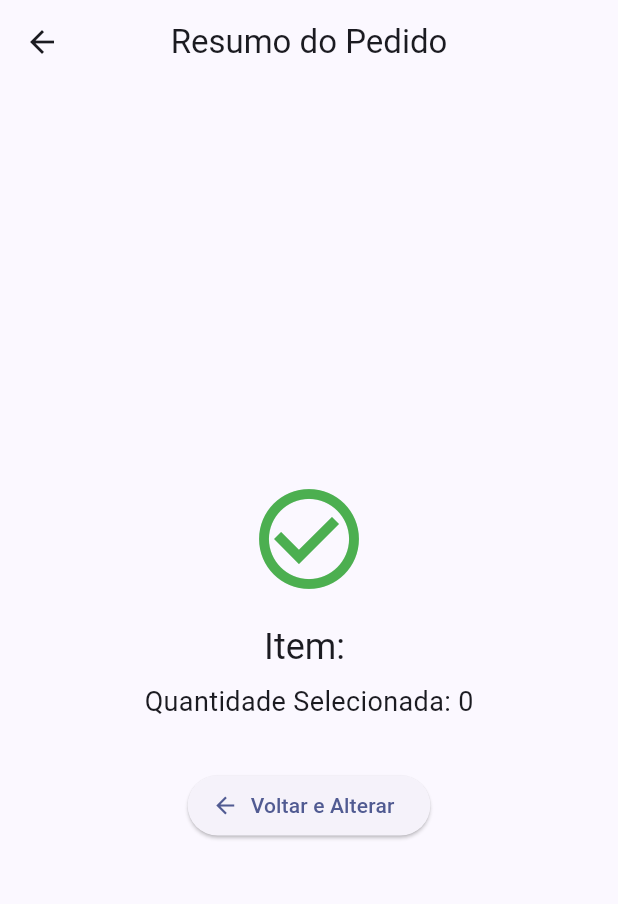
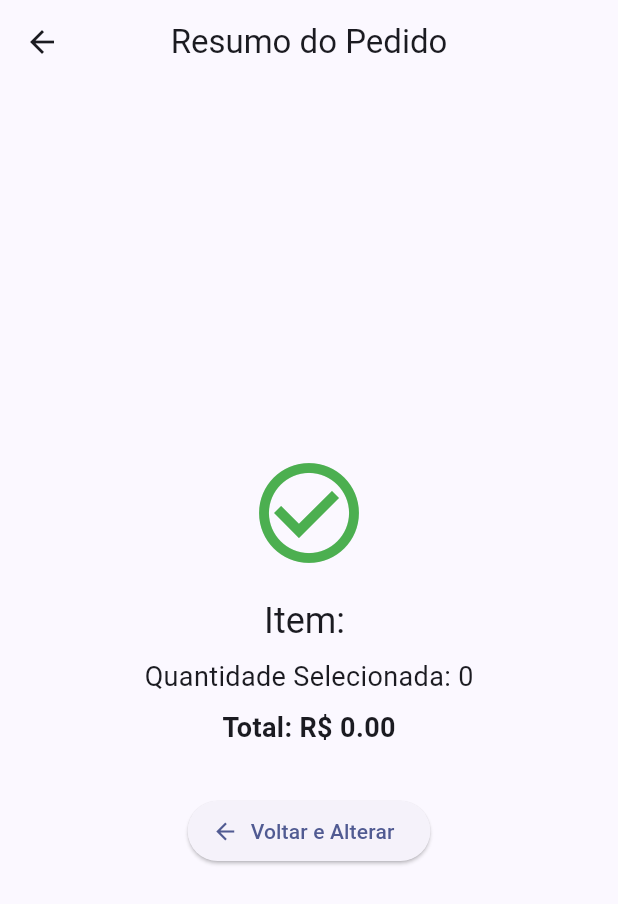
Before and after one commit to ViniciusBovo/Telacontador, a Flutter app: the TelaResumo screen opened directly with empty values, on a phone screen of 412 x 824 dp. Shown: the top 904 px of the screen. Run offline on Flutter 3.47's test engine with Material 3 defaults, Android fonts, the phone set to English and light mode, and no system bars.

Commit message:
feat: calcula e exibe valor total do pedido

```diff
--- a/lib/main.dart
+++ b/lib/main.dart
@@ -31,7 +31,8 @@ class TelaContador extends StatefulWidget {
 
 class _TelaContadorState extends State<TelaContador> {
   int _quantidade = 1;
-  final String _nomeProduto = 'Iphone 17 Pro Max';
+  final String _nomeProduto = 'Smartphone Galaxy S24';
+  final double _precoUnitario = 150.00;
 
   void _incrementar() {
     setState(() {
@@ -49,7 +50,7 @@ class _TelaContadorState extends State<TelaContador> {
 
   void _zerar() {
     setState(() {
-      _quantidade = 0;
+      _quantidade = 1;
     });
   }
 
@@ -105,6 +106,7 @@ class _TelaContadorState extends State<TelaContador> {
                       builder: (context) => TelaResumo(
                         item: _nomeProduto,
                         quantidade: _quantidade,
+                        total: _quantidade * _precoUnitario,
                       ),
                     ),
                   );
--- a/lib/tela_resumo.dart
+++ b/lib/tela_resumo.dart
@@ -3,24 +3,29 @@ import 'package:flutter/material.dart';
 class TelaResumo extends StatelessWidget {
   final String item;
   final int quantidade;
+  final double total;
 
-  const TelaResumo({super.key, required this.item, required this.quantidade});
+  const TelaResumo({
+    super.key,
+    required this.item,
+    required this.quantidade,
+    required this.total,
+  });
 
   @override
   Widget build(BuildContext context) {
     return Scaffold(
-      appBar: AppBar(title: const Text('Resumo do Pedido'), centerTitle: true),
+      appBar: AppBar(
+        title: const Text('Resumo do Pedido'),
+        centerTitle: true,
+      ),
       body: Center(
         child: Padding(
           padding: const EdgeInsets.all(24.0),
           child: Column(
             mainAxisAlignment: MainAxisAlignment.center,
             children: [
-              const Icon(
-                Icons.check_circle_outline,
-                size: 80,
-                color: Colors.green,
-              ),
+              const Icon(Icons.check_circle_outline, size: 80, color: Colors.green),
               const SizedBox(height: 16),
               Text(
                 'Item: $item',
@@ -30,6 +35,11 @@ class TelaResumo extends StatelessWidget {
               Text(
                 'Quantidade Selecionada: $quantidade',
                 style: const TextStyle(fontSize: 18),
+              ),
+              const SizedBox(height: 8),
+              Text(
+                'Total: R\$ ${total.toStringAsFixed(2)}',
+                style: const TextStyle(fontSize: 18, fontWeight: FontWeight.bold),
               ),
               const SizedBox(height: 32),
               ElevatedButton.icon(
```
